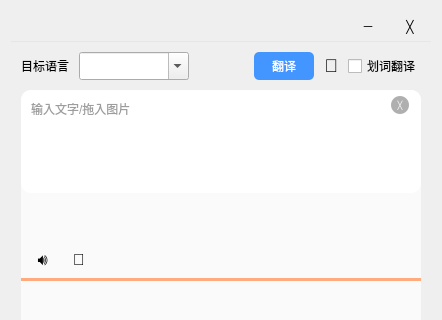
First picture: the form in baidu_trans/MainWindow.ui, repository mtrdong/translator_pyqt5, before the edit; both pictures show x 0 to 442 and y 0 to 320 of the 442 by 532 pixel window.
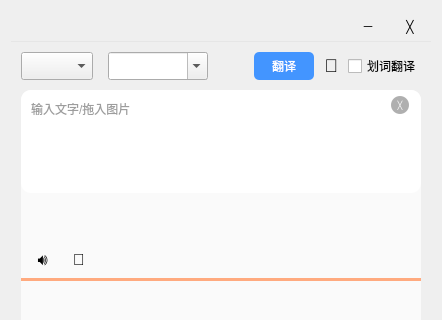
Second picture: the form after the edit.

The edit to the form file:
```diff
--- a/baidu_trans/MainWindow.ui
+++ b/baidu_trans/MainWindow.ui
@@ -116,12 +116,18 @@
        <item>
         <layout class="QHBoxLayout" name="horizontalLayout_3">
          <property name="spacing">
-          <number>10</number>
+          <number>15</number>
          </property>
          <item>
-          <widget class="QLabel" name="label">
-           <property name="text">
-            <string>目标语言</string>
+          <widget class="QComboBox" name="comboBox_2">
+           <property name="minimumSize">
+            <size>
+             <width>60</width>
+             <height>28</height>
+            </size>
+           </property>
+           <property name="toolTip">
+            <string>翻译引擎</string>
            </property>
           </widget>
          </item>
@@ -129,7 +135,7 @@
           <widget class="QComboBox" name="comboBox">
            <property name="minimumSize">
             <size>
-             <width>110</width>
+             <width>100</width>
              <height>28</height>
             </size>
            </property>
```
Left out of the diff: 6 changed lines with no effect on the pictures.
